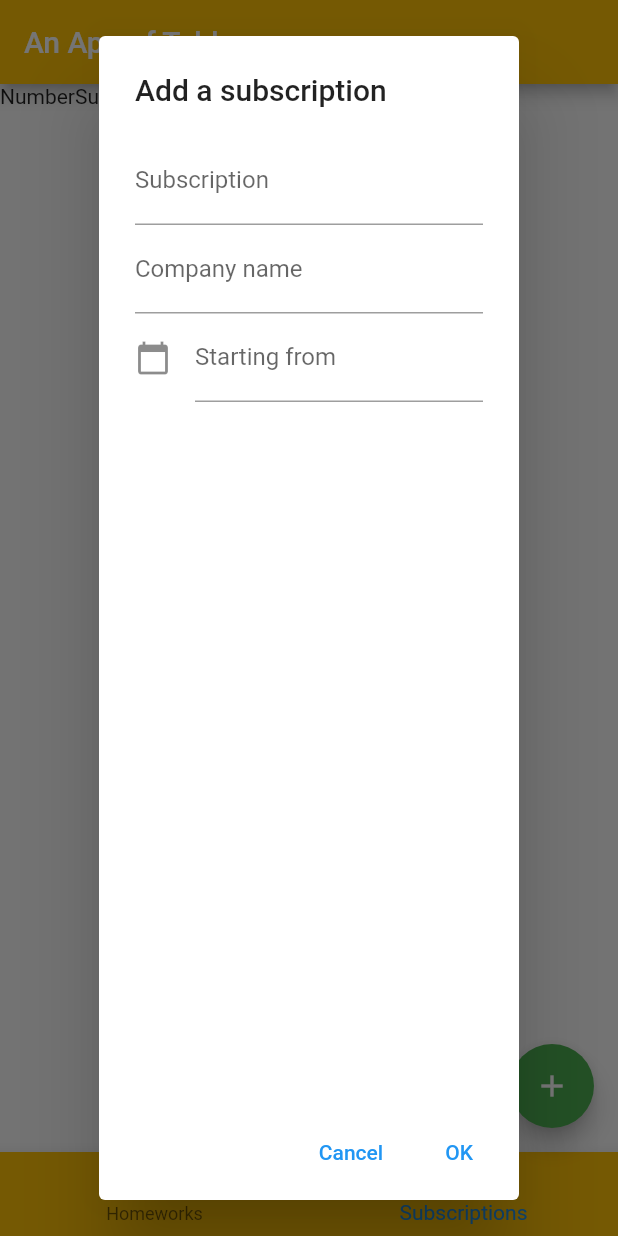
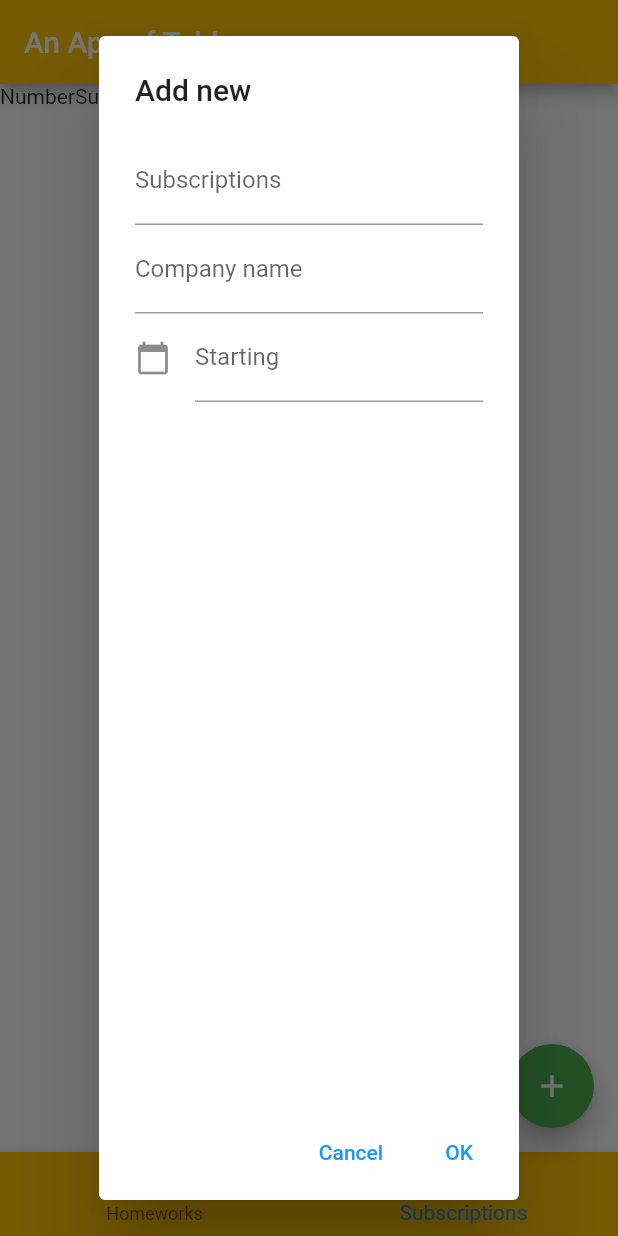
Before and after one commit to kun99/Tables, a Flutter app: the screen it shows after launch, item 2 of the bottom bar chosen, after a tap on the "add" icon, on a phone screen of 412 x 824 dp. Run offline on Flutter 3.47's test engine with Material 2 defaults, Android fonts, the phone set to English and light mode, and no system bars; our stand-ins replace shared_preferences.

Commit message:
implemented a semi-working shared preferences, made use of lists for floatingactionbutton

```diff
--- a/lib/homepage.dart
+++ b/lib/homepage.dart
@@ -1,5 +1,7 @@
 import 'package:flutter/material.dart';
 import 'package:intl/intl.dart';
+import 'package:shared_preferences/shared_preferences.dart';
+
 
 class HomePage extends StatefulWidget {
   const HomePage({Key? key}) : super(key: key);
@@ -13,6 +15,13 @@ final _homeworkController = TextEditingController();
 final _courseController = TextEditingController();
 final _dateController = TextEditingController();
 
+List<String> _labelOnes = ['Homework', 'Subscriptions'];
+List<String> _labelTwos = ['Course name',  'Company name'];
+List<String> _labelThrees = ['Due date', 'Starting'];
+
+final Future<SharedPreferences> _prefs = SharedPreferences.getInstance();
+late Future<List> _table;
+
 List<Widget> _tablePages = <Widget> [
   const HomeworksPage(),
   const SubscriptionsPage(),
@@ -23,6 +32,27 @@ var test = {};
 int _selectedIndex = 0;
 
 class _HomePageState extends State<HomePage> {
+
+  Future<void> _addRow(String row) async {
+    final SharedPreferences prefs = await _prefs;
+    final List<String> table = prefs.getStringList('table') ?? [];
+    table.add(row);
+
+    setState(() {
+      _table = prefs.setStringList('table', table).then((bool success) {
+        return table;
+      });
+    });
+  }
+
+  @override
+  void initState() {
+    super.initState();
+    _table = _prefs.then((SharedPreferences prefs) {
+      //prefs.clear();
+      return prefs.getStringList('table') ?? [];
+    });
+  }
 
   void _onItemTapped(int index) {
     setState(() {
@@ -44,30 +74,29 @@ class _HomePageState extends State<HomePage> {
       ),
       floatingActionButton: FloatingActionButton(
         onPressed: () {
-          if(_selectedIndex==0){
           showDialog<String>(
             context: context,
             builder: (BuildContext context) => AlertDialog(
-                title: const Text('Add a homework'),
+              title: const Text('Add new'),
               content: Column(
                   children: <Widget>[
                     TextField(
                       controller: _homeworkController,
-                        decoration: const InputDecoration(
-                            labelText: "Homework"
+                      decoration: InputDecoration(
+                          labelText: _labelOnes[_selectedIndex]
                       ),
                     ),
                     TextField(
                       controller: _courseController,
-                        decoration: const InputDecoration(
-                            labelText: "Course name"
+                      decoration: InputDecoration(
+                          labelText: _labelTwos[_selectedIndex]
                       ),
                     ),
                     TextField(
                         controller: _dateController,
-                          decoration: const InputDecoration(
-                            icon: Icon(Icons.calendar_today),
-                            labelText: "Due date",
+                        decoration: InputDecoration(
+                          icon: const Icon(Icons.calendar_today),
+                          labelText: _labelThrees[_selectedIndex],
                         ),
                         onTap: () async {
                           DateTime? pickedDate = await showDatePicker(
@@ -92,68 +121,18 @@ class _HomePageState extends State<HomePage> {
                   child: const Text('Cancel'),
                 ),
                 TextButton(
-                    onPressed: () => Navigator.pop(context, 'OK'),
+                  onPressed: () {
+                    setState(() {
+                      _addRow(_homeworkController.text+_courseController.text+_dateController.text);
+                      Navigator.pop(context, 'OK');
+                      print(_homeworkController.text+_courseController.text+_dateController.text);
+                    });
+                  },
                   child: const Text('OK'),
                 ),
               ],
             ),
           );
-          }
-          else if(_selectedIndex==1){
-            showDialog<String>(
-              context: context,
-              builder: (BuildContext context) => AlertDialog(
-                title: const Text('Add a subscription'),
-                content: Column(
-                    children: <Widget>[
-                      TextField(
-                        controller: _homeworkController,
-                        decoration: const InputDecoration(
-                            labelText: "Subscription"
-                        ),
-                      ),
-                      TextField(
-                        controller: _courseController,
-                        decoration: const InputDecoration(
-                            labelText: "Company name"
-                        ),
-                      ),
-                      TextField(
-                          controller: _dateController,
-                          decoration: const InputDecoration(
-                            icon: Icon(Icons.calendar_today),
-                            labelText: "Starting from",
-                          ),
-                          onTap: () async {
-                            DateTime? pickedDate = await showDatePicker(
-                                context: context,
-                                initialDate: DateTime.now(),
-                                firstDate: DateTime(2020),
-                                lastDate: DateTime(2030)
-                            );
-                            if(pickedDate != null ){
-                              String formattedDate = DateFormat.yMMMd().format(pickedDate);
-                              setState(() {
-                                _dateController.text = formattedDate;
-                              });
-                            }
-                          }
-                      )
-                    ]
-                ),
-                actions: <Widget>[
-                  TextButton(
-                    onPressed: () => Navigator.pop(context, 'Cancel'),
-                    child: const Text('Cancel'),
-                  ),
-                  TextButton(
-                    onPressed: () => Navigator.pop(context, 'OK'),
-                    child: const Text('OK'),
-                  ),
-                ],
-              ),
-            );
-          }
         },
         backgroundColor: Colors.green,
         child: const Icon(Icons.add),
@@ -190,7 +169,7 @@ class _HomeworksPageState extends State<HomeworksPage> {
     return Column(
       children: <Widget>[
         Row(
-            children: const <Widget> [
+            children: <Widget> [
               Text('Number'),
               Text('Homework'),
               Text('Course'),
@@ -198,6 +177,34 @@ class _HomeworksPageState extends State<HomeworksPage> {
               Text('Priority'),
             ]
         ),
+        Row(
+          children: [
+            FutureBuilder(
+              future: _table,
+              builder: (BuildContext context, AsyncSnapshot snapshot) {
+                switch (snapshot.connectionState) {
+                  case ConnectionState.none:
+                  case ConnectionState.waiting:
+                  case ConnectionState.active:
+                  case ConnectionState.done:
+                    if (snapshot.hasError) {
+                      return Text('Error: ${snapshot.error}');
+                    }
+                    else {
+                      // List table = snapshot.data;
+                      // String entries = "";
+                      // for(int i=0; i < table.length; i++){
+                      //   '${entries + table[i]}\n';
+                      // }
+                      return Text(
+                          '${snapshot.data}\n\n'
+                      );
+                    }
+                }
+              },
+            )
+          ],
+        )
       ],
     );
   }
--- a/pubspec.yaml
+++ b/pubspec.yaml
@@ -37,6 +37,7 @@ dependencies:
   # Use with the CupertinoIcons class for iOS style icons.
   cupertino_icons: ^1.0.2
   intl: ^0.17.0
+  shared_preferences: ^2.0.17
 
 dev_dependencies:
   flutter_test:
```
Also changed, not shown: pubspec.lock. Lines whose indentation alone changed are shown as unchanged.
